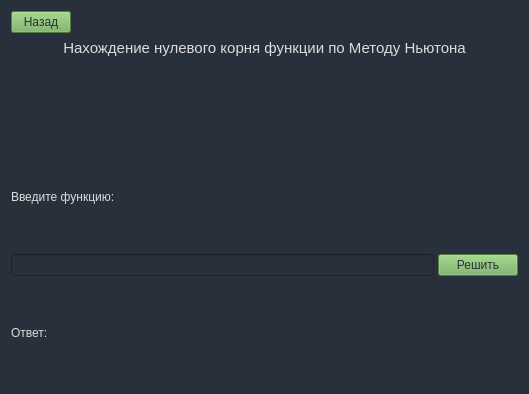
First picture: the form in client/metod_nuton.ui, repository nastoiika/TehnologProg, before the edit.
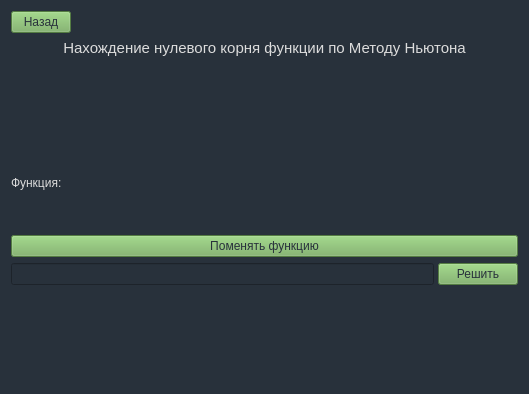
Second picture: the form after the edit.

What changed in the file:
```diff
--- a/client/metod_nuton.ui
+++ b/client/metod_nuton.ui
@@ -58,7 +58,18 @@
       <string notr="true">color: rgb(220, 220, 220);</string>
      </property>
      <property name="text">
-      <string>Введите функцию:</string>
+      <string>Функция: </string>
+     </property>
+    </widget>
+   </item>
+   <item>
+    <widget class="QPushButton" name="btn_change_func">
+     <property name="styleSheet">
+      <string notr="true">background-color: rgb(117,174,93);
+color: rgb(40,49,59);</string>
+     </property>
+     <property name="text">
+      <string>Поменять функцию</string>
      </property>
     </widget>
    </item>
@@ -95,7 +106,7 @@
         <string notr="true">color: rgb(220, 220, 220);</string>
        </property>
        <property name="text">
-        <string>Ответ:</string>
+        <string/>
        </property>
       </widget>
      </item>
```
Left out of the diff: 4 changed lines with no effect on the pictures.
